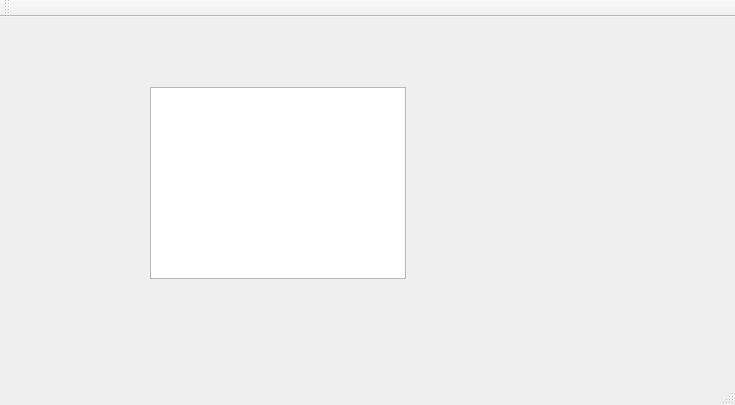
This is mainwindow.ui in jandresm618/Chicken-Attack as Qt 5 draws it before an edit. The edited form follows.
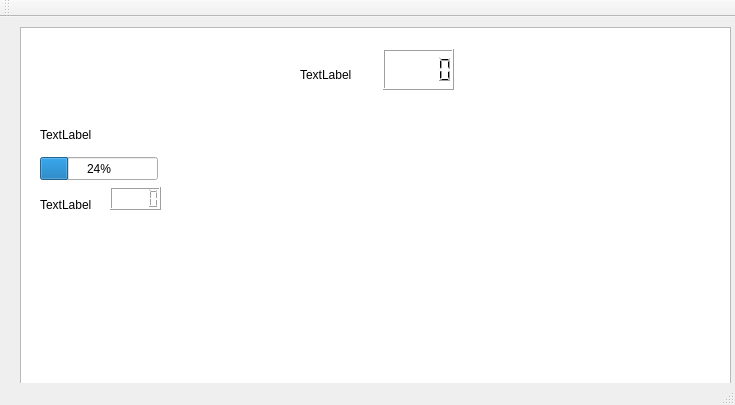
This is the edited form. Icons and pictures are not drawn.

```diff
--- a/mainwindow.ui
+++ b/mainwindow.ui
@@ -17,10 +17,85 @@
    <widget class="QGraphicsView" name="graphicsView">
     <property name="geometry">
      <rect>
-      <x>150</x>
-      <y>70</y>
-      <width>256</width>
-      <height>192</height>
+      <x>20</x>
+      <y>10</y>
+      <width>711</width>
+      <height>361</height>
+     </rect>
+    </property>
+   </widget>
+   <widget class="QLabel" name="label">
+    <property name="geometry">
+     <rect>
+      <x>40</x>
+      <y>110</y>
+      <width>59</width>
+      <height>15</height>
+     </rect>
+    </property>
+    <property name="text">
+     <string>TextLabel</string>
+    </property>
+   </widget>
+   <widget class="QProgressBar" name="progressBar">
+    <property name="geometry">
+     <rect>
+      <x>40</x>
+      <y>140</y>
+      <width>118</width>
+      <height>23</height>
+     </rect>
+    </property>
+    <property name="value">
+     <number>24</number>
+    </property>
+   </widget>
+   <widget class="QLabel" name="label_2">
+    <property name="geometry">
+     <rect>
+      <x>300</x>
+      <y>50</y>
+      <width>59</width>
+      <height>15</height>
+     </rect>
+    </property>
+    <property name="text">
+     <string>TextLabel</string>
+    </property>
+   </widget>
+   <widget class="QLCDNumber" name="lcdNumber">
+    <property name="geometry">
+     <rect>
+      <x>383</x>
+      <y>32</y>
+      <width>71</width>
+      <height>41</height>
+     </rect>
+    </property>
+    <property name="styleSheet">
+     <string notr="true">border-image: url(:/imagenes/score_logo.png);</string>
+    </property>
+   </widget>
+   <widget class="QLabel" name="label_3">
+    <property name="geometry">
+     <rect>
+      <x>40</x>
+      <y>180</y>
+      <width>59</width>
+      <height>15</height>
+     </rect>
+    </property>
+    <property name="text">
+     <string>TextLabel</string>
+    </property>
+   </widget>
+   <widget class="QLCDNumber" name="lcdNumber_2">
+    <property name="geometry">
+     <rect>
+      <x>110</x>
+      <y>170</y>
+      <width>51</width>
+      <height>23</height>
      </rect>
     </property>
    </widget>
```
